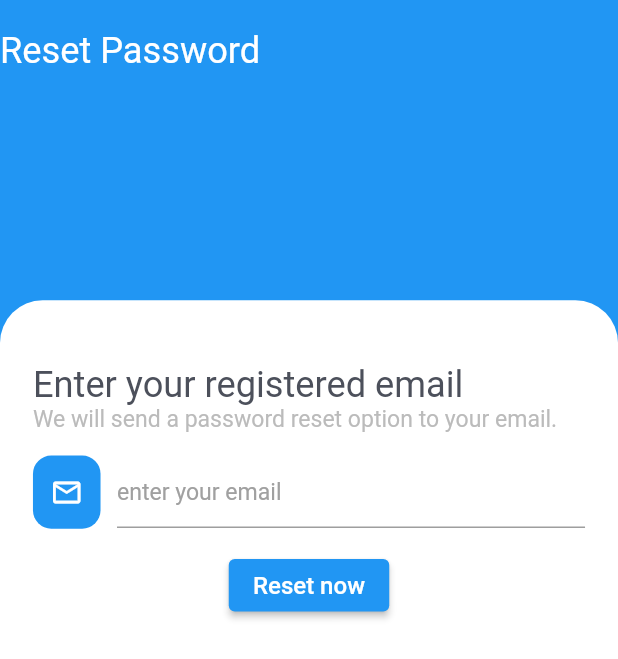
After one commit to sakib556/Basic-E-commerce-App, a Flutter app: the screen it shows after launch, after a tap on "Forget Password", on a phone screen of 412 x 824 dp. The commit adds this screen. Shown: the top 659 px of the screen. Run offline on Flutter 3.47's test engine with Material 2 defaults, Android fonts, the phone set to English and light mode, and no system bars; our stand-ins replace firebase_auth, firebase_core, flutter_screenutil, fluttertoast, get; accounts and stored records are empty; network calls fail.

Commit message:
some changes

```diff
--- a/lib/controllers/login_controller.dart
+++ b/lib/controllers/login_controller.dart
@@ -2,12 +2,14 @@ import 'package:firebase_auth/firebase_auth.dart';
 import 'package:flutter/material.dart';
 import 'package:flutter_ecommerce/controllers/product_controller.dart';
 import 'package:flutter_ecommerce/screens/home/home_screen.dart';
+import 'package:flutter_ecommerce/screens/login/login_screen.dart';
 import 'package:fluttertoast/fluttertoast.dart';
 import 'package:get/get.dart';
 
 class LoginController extends GetxController {
   var obscureText = true.obs;
   var emailController = TextEditingController().obs;
+  var resetEmailController = TextEditingController().obs;
   var passwordController = TextEditingController().obs;
   var isLoading = false.obs;
   final ProductController productController = Get.put(ProductController());
@@ -41,4 +43,32 @@ class LoginController extends GetxController {
       Fluttertoast.showToast(msg: " $e");
     }
   }
+
+  resetPassword(String email) async {
+    try {
+      isLoading(true);
+      await FirebaseAuth.instance
+          .sendPasswordResetEmail(email: resetEmailController.value.text);
+      Get.to(LoginScreen());
+      isLoading(false);
+      Fluttertoast.showToast(
+          fontSize: 10,
+          msg: "Password reset successfully .\n "
+              "Please check your email & enter the new password.");
+    } on FirebaseAuthException catch (e) {
+      if (e.code == 'weak-password') {
+        Fluttertoast.showToast(msg: "The password provided is too weak.");
+      } else if (e.code == 'email-already-in-use') {
+        Fluttertoast.showToast(
+            msg: "The account already exists for that email.");
+      } else {
+        Fluttertoast.showToast(msg: "This is not valid or registered email.");
+        isLoading(false);
+      }
+    } catch (e) {
+      print(e);
+      Fluttertoast.showToast(msg: "This is not valid or registered email.");
+      isLoading(false);
+    }
+  }
 }
--- a/lib/screens/home/local_widgets/dashboard.dart
+++ b/lib/screens/home/local_widgets/dashboard/dashboard.dart
@@ -1,6 +1,6 @@
 import 'package:flutter/material.dart';
 import 'package:flutter_ecommerce/controllers/product_controller.dart';
-import 'package:flutter_ecommerce/screens/home/local_widgets/product_tile.dart';
+import 'package:flutter_ecommerce/screens/home/local_widgets/dashboard/product_tile.dart';
 import 'package:flutter_staggered_grid_view/flutter_staggered_grid_view.dart';
 import 'package:get/get.dart';
 
--- a/lib/screens/login/login_screen.dart
+++ b/lib/screens/login/login_screen.dart
@@ -1,5 +1,6 @@
 import 'package:flutter/material.dart';
 import 'package:flutter_ecommerce/controllers/login_controller.dart';
+import 'package:flutter_ecommerce/screens/login/reset_password.dart';
 import 'package:flutter_ecommerce/screens/signup/registration_screen.dart';
 import 'package:flutter_screenutil/flutter_screenutil.dart';
 import 'package:get/get.dart';
@@ -179,12 +180,28 @@ class LoginScreen extends StatelessWidget {
                           ],
                         ),
                         SizedBox(
-                          height: 50.h,
+                          height: 20.h,
                         ),
-                        //  elevated button
-                        //   customButton("Sign In", (){
-                        //     signIn();
-                        //   },),
+                        Wrap(
+                          children: [
+                            GestureDetector(
+                              child: Text(
+                                " Forget Password",
+                                style: TextStyle(
+                                  fontSize: 16.sp,
+                                  fontWeight: FontWeight.w600,
+                                  color: Colors.blue,
+                                ),
+                              ),
+                              onTap: () {
+                                Get.to(ResetPasswordScreen());
+                              },
+                            )
+                          ],
+                        ),
+                        SizedBox(
+                          height: 20.h,
+                        ),
                         Row(
                           mainAxisAlignment: MainAxisAlignment.spaceBetween,
                           children: [
@@ -236,7 +253,7 @@ class LoginScreen extends StatelessWidget {
                                 ),
                               ),
                               onTap: () {
-                                Get.off(RegisterScreen());
+                                Get.to(RegisterScreen());
                               },
                             )
                           ],
--- /dev/null
+++ b/lib/screens/login/reset_password.dart
@@ -0,0 +1,146 @@
+import 'package:flutter/material.dart';
+import 'package:flutter_ecommerce/controllers/login_controller.dart';
+import 'package:flutter_screenutil/flutter_screenutil.dart';
+import 'package:fluttertoast/fluttertoast.dart';
+import 'package:get/get.dart';
+
+class ResetPasswordScreen extends StatelessWidget {
+  ResetPasswordScreen({Key? key}) : super(key: key);
+  final LoginController _loginController = Get.put(LoginController());
+  @override
+  Widget build(BuildContext context) {
+    return Scaffold(
+      backgroundColor: Colors.blue,
+      body: SafeArea(
+        child: Column(
+          mainAxisAlignment: MainAxisAlignment.start,
+          crossAxisAlignment: CrossAxisAlignment.start,
+          children: [
+            SizedBox(
+              height: 20,
+            ),
+            Text(
+              "Reset Password",
+              style: TextStyle(fontSize: 22.sp, color: Colors.white),
+            ),
+            SizedBox(
+              height: 150.h,
+              width: ScreenUtil().screenWidth,
+              child: Padding(
+                padding: EdgeInsets.only(left: 20.w),
+              ),
+            ),
+            Expanded(
+              child: Container(
+                width: ScreenUtil().screenWidth,
+                decoration: BoxDecoration(
+                  color: Colors.white,
+                  borderRadius: BorderRadius.only(
+                    topLeft: Radius.circular(28.r),
+                    topRight: Radius.circular(28.r),
+                  ),
+                ),
+                child: Padding(
+                  padding: EdgeInsets.all(20.w),
+                  child: SingleChildScrollView(
+                    scrollDirection: Axis.vertical,
+                    child: Column(
+                      crossAxisAlignment: CrossAxisAlignment.start,
+                      children: [
+                        SizedBox(
+                          height: 20.h,
+                        ),
+                        Text(
+                          "Enter your registered email",
+                          style: TextStyle(
+                              fontSize: 22.sp, color: Color(0xff4c505b)),
+                        ),
+                        Text(
+                          "We will send a password reset option to your email.",
+                          style: TextStyle(
+                            fontSize: 14.sp,
+                            color: const Color(0xFFBBBBBB),
+                          ),
+                        ),
+                        SizedBox(
+                          height: 15.h,
+                        ),
+                        Row(
+                          children: [
+                            Container(
+                              height: 48.h,
+                              width: 41.w,
+                              decoration: BoxDecoration(
+                                  color: Colors.blue,
+                                  borderRadius: BorderRadius.circular(12.r)),
+                              child: Center(
+                                child: Icon(
+                                  Icons.email_outlined,
+                                  color: Colors.white,
+                                  size: 20.w,
+                                ),
+                              ),
+                            ),
+                            SizedBox(
+                              width: 10.w,
+                            ),
+                            Expanded(
+                              child: TextField(
+                                controller:
+                                    _loginController.resetEmailController.value,
+                                decoration: InputDecoration(
+                                  hintText: "enter your email",
+                                  hintStyle: TextStyle(
+                                    fontSize: 14.sp,
+                                    color: const Color(0xFFA0A0A0),
+                                  ),
+                                  labelStyle: TextStyle(
+                                    fontSize: 15.sp,
+                                    color: Colors.blue,
+                                  ),
+                                ),
+                              ),
+                            ),
+                          ],
+                        ),
+                        SizedBox(
+                          height: 20.h,
+                        ),
+                        Center(
+                          child: Container(
+                            height: 35,
+                            width: 107,
+                            child: ElevatedButton(onPressed: () {
+                              if (_loginController
+                                  .resetEmailController.value.text.isEmpty) {
+                                Fluttertoast.showToast(
+                                    msg: "Please enter your email");
+                              } else {
+                                _loginController.resetPassword(_loginController
+                                    .resetEmailController.value.text);
+                              }
+                            }, child: Obx(() {
+                              return _loginController.isLoading.value
+                                  ? CircularProgressIndicator(
+                                      strokeWidth: 2,
+                                      color: Colors.white,
+                                    )
+                                  : Text(
+                                      "Reset now",
+                                      style: TextStyle(fontSize: 16),
+                                    );
+                            })),
+                          ),
+                        )
+                      ],
+                    ),
+                  ),
+                ),
+              ),
+            ),
+          ],
+        ),
+      ),
+    );
+  }
+}
```
Also changed, not shown: lib/controllers/signup_controller.dart (+32 -5 lines), lib/screens/home/home_screen.dart (+4 -3 lines), lib/screens/home/local_widgets/profile.dart (deleted, +0 -18 lines), lib/screens/home/local_widgets/profile/profile.dart (added, +90 -0 lines), lib/screens/signup/registration_screen.dart (+20 -4 lines), lib/screens/home/local_widgets/dashboard/product_tile.dart (renamed from lib/screens/home/local_widgets/product_tile.dart), lib/screens/home/local_widgets/seller/product_sell.dart (renamed from lib/screens/seller/product_sell.dart), lib/screens/signup/user_form.dart (renamed from lib/screens/signup/local_widgets/user_form.dart).
